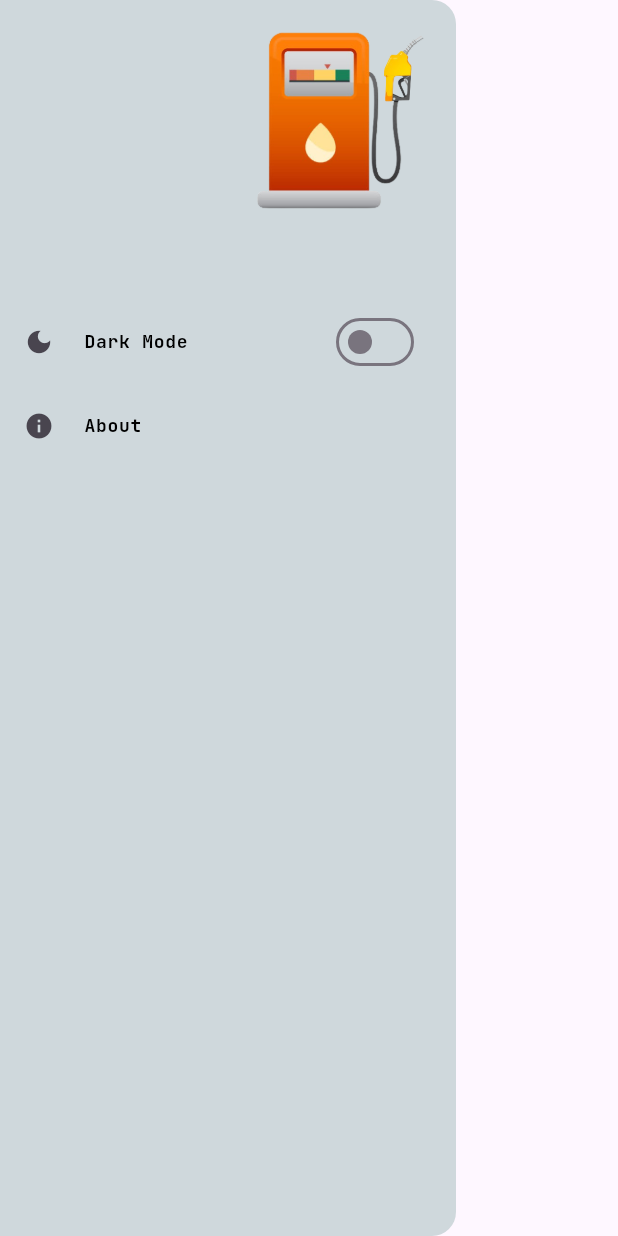
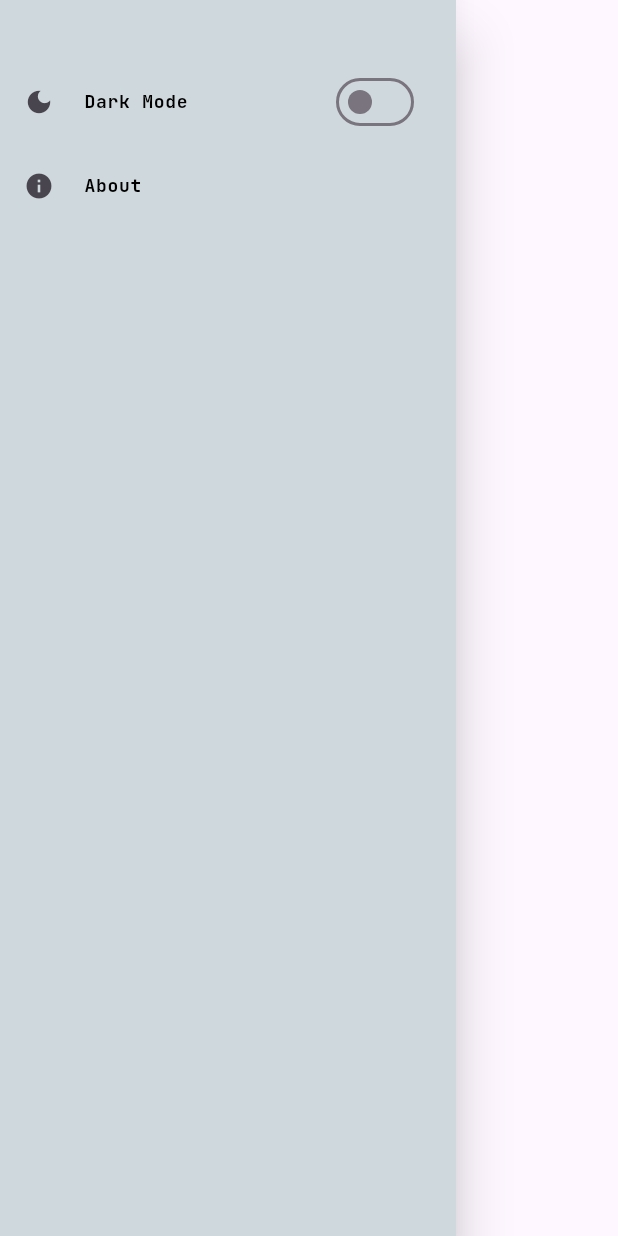
Before and after one commit to Victor-Zarzar/alcool_ou_gasolina, a Flutter app: the SettingsPage widget shown alone on an empty page, opened directly, on a phone screen of 412 x 824 dp. Run offline on Flutter 3.47's test engine with Material 3 defaults, Android fonts, the phone set to English and light mode, and no system bars; drawn by our look-alikes of getwidget; our stand-ins replace easy_localization, google_fonts, shared_preferences; accounts and stored records are empty.

Commit message:
Refactor project

```diff
--- a/lib/pages/AboutPage/about_page.dart
+++ b/lib/pages/AboutPage/about_page.dart
@@ -89,6 +89,8 @@ class _AboutPageState extends State<AboutPage> {
                 ),
                 const SizedBox(height: 10),
                 Center(
+                  child: Padding(
+                    padding: const EdgeInsets.only(bottom: 20),
                     child: Text(
                       "victorzarzar".tr(),
                       textAlign: TextAlign.center,
@@ -102,6 +104,7 @@ class _AboutPageState extends State<AboutPage> {
                       ),
                     ),
                   ),
+                ),
               ],
             ),
           ),
--- a/lib/pages/SettingsPage/settings_app.dart
+++ b/lib/pages/SettingsPage/settings_app.dart
@@ -17,30 +17,18 @@ class SettingsPage extends StatefulWidget {
 class _SettingsPageState extends State<SettingsPage> {
   @override
   Widget build(BuildContext context) {
+    double myHeight = MediaQuery.of(context).size.height;
+    double myWidth = MediaQuery.of(context).size.width;
     return Consumer<UiProvider>(
       builder: (context, notifier, child) {
-        return SizedBox(
-          child: Drawer(
-            backgroundColor: notifier.isDark
-                ? AppTheme.thirdColor
-                : AppTheme.primaryColor,
+        return GFDrawer(
+          color: notifier.isDark ? AppTheme.thirdColor : AppTheme.primaryColor,
+          child: SizedBox(
+            height: myHeight,
+            width: myWidth,
             child: ListView(
               padding: EdgeInsets.zero,
               children: <Widget>[
-                Row(
-                  mainAxisAlignment: MainAxisAlignment.end,
-                  children: [
-                    GFAvatar(
-                      backgroundColor: notifier.isDark
-                          ? AppTheme.secondaryColor
-                          : AppTheme.primaryColor,
-                      radius: 80.0,
-                      backgroundImage: const AssetImage(
-                        "assets/gasoline.png",
-                      ),
-                    ),
-                  ],
-                ),
                 Padding(
                   padding: const EdgeInsets.only(top: 40),
                   child: ListTile(
@@ -50,8 +38,9 @@ class _SettingsPageState extends State<SettingsPage> {
                       value: notifier.isDark,
                       onChanged: (value) => notifier.changeTheme(),
                     ),
-                    leading: const Icon(Icons.dark_mode,
-                    size: 20,
+                    leading: const Icon(
+                      Icons.dark_mode,
+                      size: 20,
                     ),
                     title: Text(
                       'darkmode'.tr(),
@@ -68,8 +57,9 @@ class _SettingsPageState extends State<SettingsPage> {
                   ),
                 ),
                 ListTile(
-                  leading: const Icon(Icons.info,
-                  size: 20,
+                  leading: const Icon(
+                    Icons.info,
+                    size: 20,
                   ),
                   title: Text(
                     'about'.tr(),
```
Also changed, not shown: lib/pages/ConsumptionPage/consumption_page.dart (+9 -3 lines), lib/pages/HomePage/home_page.dart (+7 -2 lines), lib/pages/IntroPage/intro_page.dart (+6 -6 lines). Lines whose indentation alone changed are shown as unchanged.
